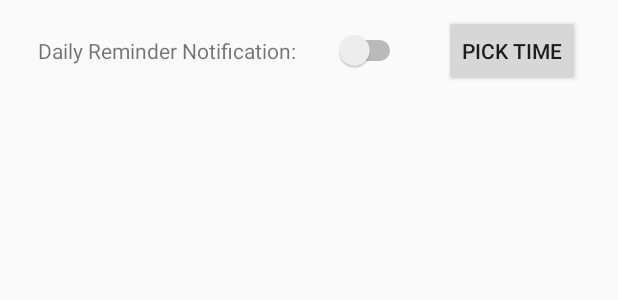
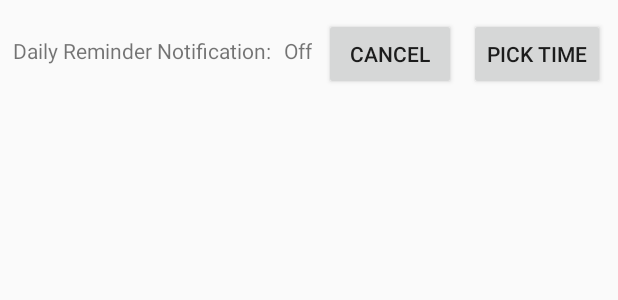
Before and after one commit to JonDoerr/Daily-Journal-11, an Android app: the layout options_layout.xml on its own in the app's theme, with its tools: preview values and no code run, on a phone screen of 412 x 824 dp. Shown: the top 300 px of the screen. Run offline under Robolectric (Android 15) with nearby library versions, the phone set to English and light mode, and no system bars.

Commit message:
finished notifications

```diff
--- a/DailyJournal11/app/src/main/java/com/example/dailyjournal11/TimePickerFragment.kt
+++ b/DailyJournal11/app/src/main/java/com/example/dailyjournal11/TimePickerFragment.kt
@@ -30,7 +30,7 @@ class TimePickerFragment(c: Context) : DialogFragment(), OnTimeSetListener {
         // Do something with the time chosen by the user
         createNotificationChannel()
         sendNotification(hourOfDay, minute)
-        mContext.setSwitch(true)
+        mContext.setOn()
     }
 
     private fun sendNotification(hour: Int, minute: Int) {
--- a/DailyJournal11/app/src/main/res/layout/options_layout.xml
+++ b/DailyJournal11/app/src/main/res/layout/options_layout.xml
@@ -12,30 +12,39 @@
         android:layout_height="wrap_content"
         android:layout_marginTop="24dp"
         android:text="Daily Reminder Notification:"
-        app:layout_constraintEnd_toStartOf="@+id/notification_switch"
+        app:layout_constraintEnd_toStartOf="@+id/onOffTextview"
         app:layout_constraintStart_toStartOf="parent"
-        app:layout_constraintTop_toTopOf="parent" />
-
-    <Switch
-        android:id="@+id/notification_switch"
-        android:layout_width="wrap_content"
-        android:layout_height="wrap_content"
-        android:layout_marginTop="20dp"
-        android:textOff="Off"
-        android:textOn="On"
-        app:layout_constraintEnd_toStartOf="@+id/button"
-        app:layout_constraintStart_toEndOf="@+id/notification_title"
         app:layout_constraintTop_toTopOf="parent" />
 
     <Button
         android:id="@+id/button"
         android:layout_width="wrap_content"
         android:layout_height="wrap_content"
-        android:layout_marginTop="10dp"
+        android:layout_marginTop="12dp"
         android:onClick="showTimePickerDialog"
         android:text="Pick time"
         app:layout_constraintEnd_toEndOf="parent"
-        app:layout_constraintStart_toEndOf="@+id/notification_switch"
+        app:layout_constraintStart_toEndOf="@+id/offButton"
+        app:layout_constraintTop_toTopOf="parent" />
+
+    <TextView
+        android:id="@+id/onOffTextview"
+        android:layout_width="wrap_content"
+        android:layout_height="wrap_content"
+        android:layout_marginTop="24dp"
+        android:text="Off"
+        app:layout_constraintEnd_toStartOf="@+id/offButton"
+        app:layout_constraintStart_toEndOf="@+id/notification_title"
+        app:layout_constraintTop_toTopOf="parent" />
+
+    <Button
+        android:id="@+id/offButton"
+        android:layout_width="wrap_content"
+        android:layout_height="wrap_content"
+        android:layout_marginTop="12dp"
+        android:text="Cancel"
+        app:layout_constraintEnd_toStartOf="@+id/button"
+        app:layout_constraintStart_toEndOf="@+id/onOffTextview"
         app:layout_constraintTop_toTopOf="parent" />
 
 </androidx.constraintlayout.widget.ConstraintLayout>
```
Also changed, not shown: DailyJournal11/app/src/main/java/com/example/dailyjournal11/JournalOptions.kt (+13 -46 lines).
